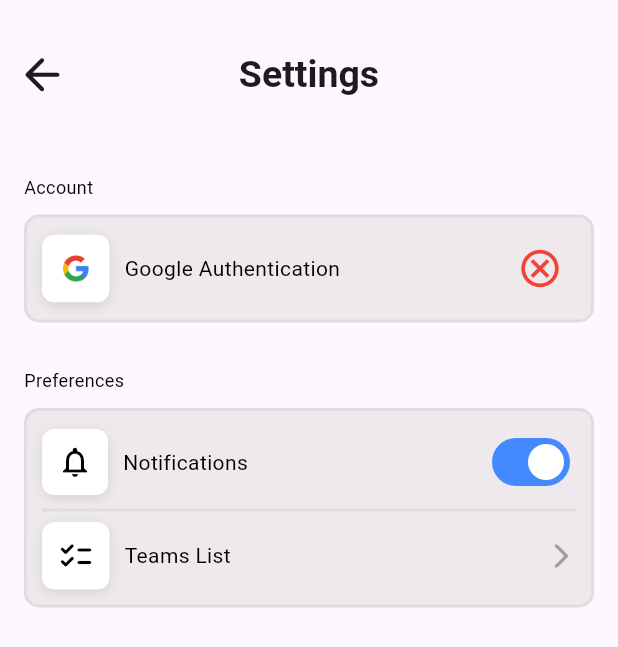
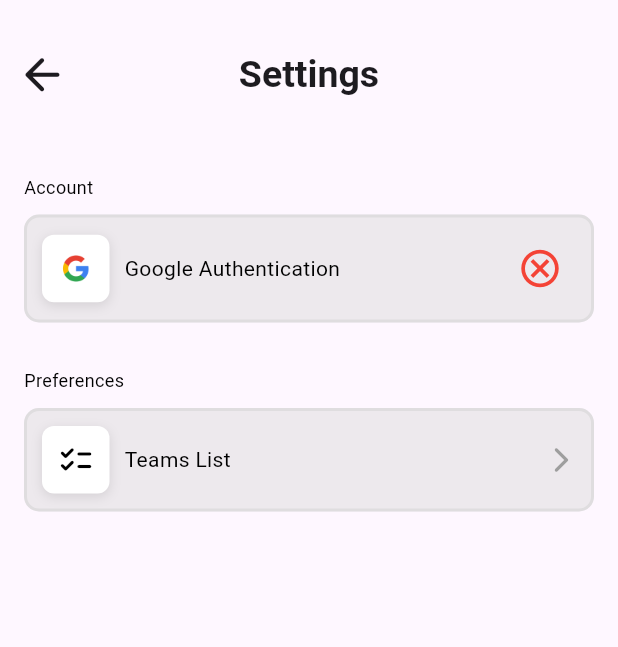
Before and after one commit to boguh/eseo_flutter_project, a Flutter app: the SettingsPage screen opened by its route, on a phone screen of 412 x 824 dp. Shown: the top 647 px of the screen. Run offline on Flutter 3.47's test engine with Material 3 defaults, Android fonts, the light colour scheme and no system bars; our stand-ins replace animated_custom_dropdown, cloud_firestore, firebase_core, flutter_svg, go_router, google_fonts and 3 more; missing offline and left inert: extension_google_sign_in_as_googleapis_auth, googleapis; accounts and stored records are empty.

Commit message:
cleaned notifications_toggle.dart

```diff
--- a/lib/pages/settings_page.dart
+++ b/lib/pages/settings_page.dart
@@ -92,7 +92,7 @@ class _SettingsPageState extends State<SettingsPage> {
               ActionsMenu(
                 title: 'Preferences',
                 children: [
-                  const NotificationToggle(),
+
                   GestureDetector(
                     onTap: () {
                       // Redirection when tapping the entire widget
--- a/lib/widgets/notifications_toggle.dart
+++ b/lib/widgets/notifications_toggle.dart
@@ -38,29 +38,10 @@ class _NotificationToggleState extends State<NotificationToggle> {
               ),
             ),
             const SizedBox(width: 10),
-            const Text(
-              'Notifications',
-              style: TextStyle(
-                fontSize: 14,
-                fontWeight: FontWeight.w400,
-                color: Colors.black,
-              ),
-            ),
+
           ],
         ),
-        Switch(
-          value: _isNotificationEnabled, // Toggle switch state
-          onChanged: (bool value) {
-            setState(() {
-              _isNotificationEnabled = value; // Update state
-            });
-          },
-          activeColor: Colors.white, // Color when the switch is ON
-          inactiveThumbColor: Colors.white, // Color of the thumb when OFF
-          inactiveTrackColor: Colors.black.withOpacity(0.1), // Track color when OFF
-          activeTrackColor: Colors.blueAccent, // Track color when ON
-          trackOutlineWidth: const WidgetStatePropertyAll(0.0),
-        ),
+
       ],
     );
   }
```
